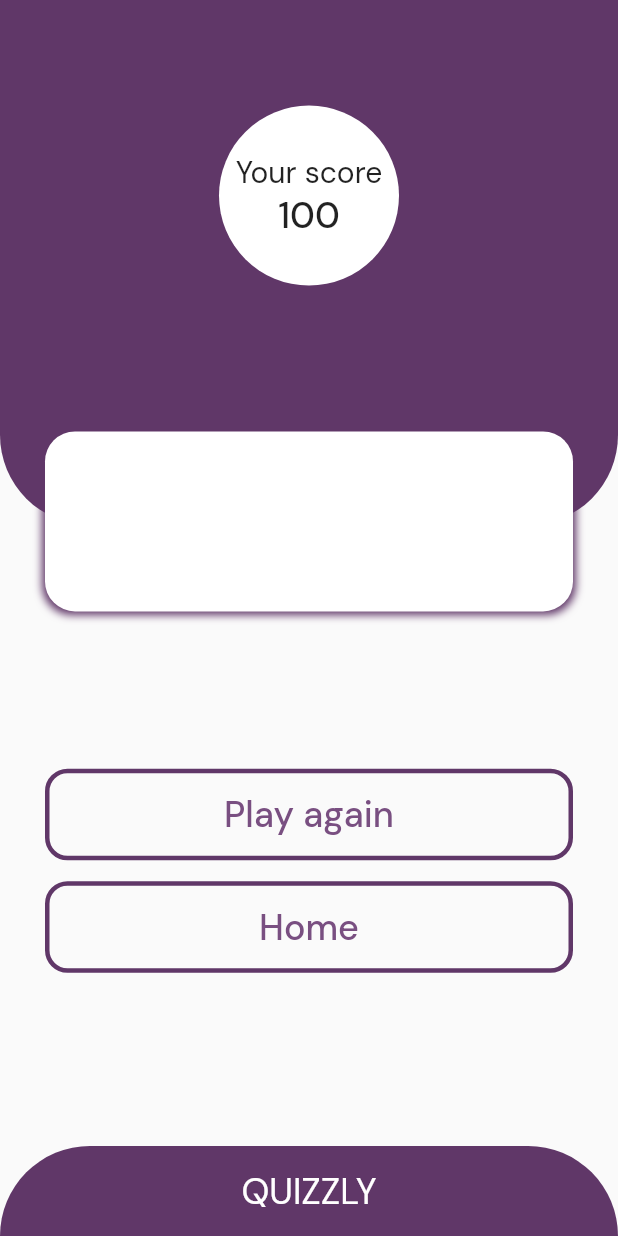
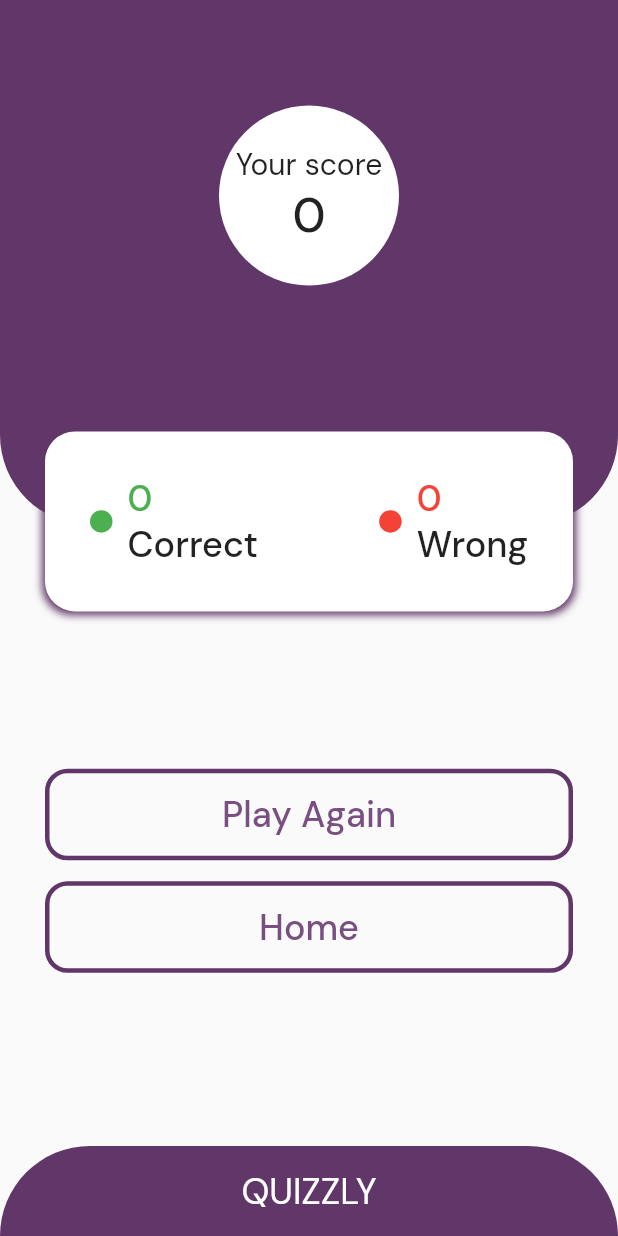
Before and after one commit to toxirjon96/quizzly_app, a Flutter app: the ResultPage screen opened directly with empty values, on a phone screen of 412 x 824 dp. Run offline on Flutter 3.47's test engine with Material 2 defaults, Android fonts, the phone set to English and light mode, and no system bars.

Commit message:
app modified

```diff
--- a/lib/quzzy_app_library.dart
+++ b/lib/quzzy_app_library.dart
@@ -29,3 +29,8 @@ export 'package:quizzy_app/src/pages/quiz_page/widget/bottom_container.dart';
 export 'package:quizzy_app/src/pages/quiz_page/widget/result_container.dart';
 
 export 'package:quizzy_app/src/pages/result_page/result_page.dart';
+export 'package:quizzy_app/src/pages/result_page/widget/header.dart';
+export 'package:quizzy_app/src/pages/result_page/widget/quiz_result_container.dart';
+export 'package:quizzy_app/src/pages/result_page/widget/task_button.dart';
+export 'package:quizzy_app/src/pages/result_page/widget/total_score_container.dart';
+export 'package:quizzy_app/src/pages/result_page/widget/button_container.dart';
--- a/lib/src/pages/quiz_page/quiz_page.dart
+++ b/lib/src/pages/quiz_page/quiz_page.dart
@@ -51,6 +51,8 @@ class _QuizPageState extends State<QuizPage> {
         MaterialPageRoute(
           builder: (ctx) => ResultPage(
             level: widget.level,
+            correctAnswer: controller.correctAnswerCount,
+            wrongAnswer: controller.incorrectAnswerCount,
           ),
         ),
       );
--- a/lib/src/pages/result_page/result_page.dart
+++ b/lib/src/pages/result_page/result_page.dart
@@ -2,9 +2,13 @@ import 'package:quizzy_app/quzzy_app_library.dart';
 
 class ResultPage extends StatelessWidget {
   const ResultPage({
+    required this.correctAnswer,
+    required this.wrongAnswer,
     required this.level,
     super.key,
   });
+  final int correctAnswer;
+  final int wrongAnswer;
 
   final AppLevel level;
 
@@ -13,151 +17,13 @@ class ResultPage extends StatelessWidget {
     return Scaffold(
       body: Stack(
         children: [
-          Align(
-            alignment: Alignment.topCenter,
-            child: Container(
-              height: 350,
-              width: double.infinity,
-              decoration: BoxDecoration(
-                  borderRadius: const BorderRadius.only(
-                    bottomLeft: Radius.circular(60),
-                    bottomRight: Radius.circular(60),
-                  ),
-                  color: Theme.of(context).colorScheme.onPrimaryContainer),
-            ),
+          const Header(),
+          TotalScoreContainer(totalScore: correctAnswer * 10),
+          QuizResultContainer(
+            correctAnswerCount: correctAnswer,
+            wrongAnswerCount: wrongAnswer,
           ),
-          Align(
-            alignment: const Alignment(0, -0.8),
-            child: Container(
-              width: 120,
-              height: 120,
-              decoration: BoxDecoration(
-                shape: BoxShape.circle,
-                color: Theme.of(context).colorScheme.onSecondary,
-              ),
-              child: const Column(
-                mainAxisAlignment: MainAxisAlignment.center,
-                children: [
-                  Text(
-                    "Your score",
-                    style: TextStyle(
-                      fontWeight: FontWeight.w400,
-                      fontSize: 20,
-                    ),
-                  ),
-                  Text(
-                    "100",
-                    style: TextStyle(
-                      fontWeight: FontWeight.w500,
-                      fontSize: 24,
-                    ),
-                  ),
-                ],
-              ),
-            ),
-          ),
-          Align(
-            alignment: const Alignment(0, -0.2),
-            child: Container(
-              margin: const EdgeInsets.all(30),
-              width: double.infinity,
-              height: 120,
-              decoration: BoxDecoration(
-                color: Theme.of(context).colorScheme.onSecondary,
-                borderRadius: const BorderRadius.all(
-                  Radius.circular(20),
-                ),
-                boxShadow: [
-                  BoxShadow(
-                    color: Theme.of(context).colorScheme.onPrimaryContainer,
-                    blurRadius: 4,
-                    spreadRadius: 2,
-                  ),
-                ],
-              ),
-            ),
-          ),
-          Align(
-            alignment: const Alignment(0, 0.5),
-            child: Container(
-              height: 150,
-              padding: const EdgeInsets.symmetric(horizontal: 30),
-              child: Column(
-                mainAxisAlignment: MainAxisAlignment.spaceAround,
-                crossAxisAlignment: CrossAxisAlignment.stretch,
-                children: [
-                  OutlinedButton(
-                    onPressed: () {
-                      Navigator.push(
-                        context,
-                        MaterialPageRoute(
-                          builder: (context) => QuizPage(level: level),
-                        ),
-                      );
-                    },
-                    style: OutlinedButton.styleFrom(
-                      padding: const EdgeInsets.symmetric(
-                        horizontal: 100,
-                        vertical: 15,
-                      ),
-                      side: BorderSide(
-                        width: 3.0,
-                        color: Theme.of(context).colorScheme.onPrimaryContainer,
-                      ),
-                      shape: RoundedRectangleBorder(
-                        borderRadius: BorderRadius.circular(15),
-                        side: BorderSide(
-                          width: 4,
-                          color: Theme.of(context).colorScheme.primaryContainer,
-                        ),
-                      ),
-                    ),
-                    child: const Text(
-                      "Play again",
-                      style: TextStyle(
-                        fontWeight: FontWeight.w500,
-                        fontSize: 24,
-                      ),
-                    ),
-                  ),
-                  OutlinedButton(
-                    onPressed: () {
-                      Navigator.push(
-                        context,
-                        MaterialPageRoute(
-                          builder: (context) => const HomePage(),
-                        ),
-                      );
-                    },
-                    style: OutlinedButton.styleFrom(
-                      padding: const EdgeInsets.symmetric(
-                        horizontal: 100,
-                        vertical: 15,
-                      ),
-                      side: BorderSide(
-                        width: 3.0,
-                        color: Theme.of(context).colorScheme.onPrimaryContainer,
-                      ),
-                      shape: RoundedRectangleBorder(
-                        borderRadius: BorderRadius.circular(15),
-                        side: BorderSide(
-                          width: 4,
-                          color: Theme.of(context).colorScheme.primaryContainer,
-                        ),
-                      ),
-                    ),
-                    child: const Text(
-                      "Home",
-                      style: TextStyle(
-                        fontWeight: FontWeight.w500,
-                        fontSize: 24,
-                      ),
-                    ),
-                  ),
-                ],
-              ),
-            ),
-          ),
+          ButtonContainer(level: level),
           const BottomContainer(),
         ],
       ),
--- /dev/null
+++ b/lib/src/pages/result_page/widget/button_container.dart
@@ -0,0 +1,49 @@
+import 'package:quizzy_app/quzzy_app_library.dart';
+
+class ButtonContainer extends StatelessWidget {
+  const ButtonContainer({
+    required this.level,
+    super.key,
+  });
+
+  final AppLevel level;
+
+  @override
+  Widget build(BuildContext context) {
+    return Align(
+      alignment: const Alignment(0, 0.5),
+      child: Container(
+        height: 150,
+        padding: const EdgeInsets.symmetric(horizontal: 30),
+        child: Column(
+          mainAxisAlignment: MainAxisAlignment.spaceAround,
+          crossAxisAlignment: CrossAxisAlignment.stretch,
+          children: [
+            TaskButton(
+              onPressed: () {
+                Navigator.push(
+                  context,
+                  MaterialPageRoute(
+                    builder: (context) => QuizPage(level: level),
+                  ),
+                );
+              },
+              text: "Play Again",
+            ),
+            TaskButton(
+              onPressed: () {
+                Navigator.push(
+                  context,
+                  MaterialPageRoute(
+                    builder: (context) => const HomePage(),
+                  ),
+                );
+              },
+              text: "Home",
+            ),
+          ],
+        ),
+      ),
+    );
+  }
+}
--- /dev/null
+++ b/lib/src/pages/result_page/widget/header.dart
@@ -0,0 +1,23 @@
+import 'package:quizzy_app/quzzy_app_library.dart';
+
+class Header extends StatelessWidget {
+  const Header({super.key});
+
+  @override
+  Widget build(BuildContext context) {
+    return Align(
+      alignment: Alignment.topCenter,
+      child: Container(
+        height: 350,
+        width: double.infinity,
+        decoration: BoxDecoration(
+          borderRadius: const BorderRadius.only(
+            bottomLeft: Radius.circular(60),
+            bottomRight: Radius.circular(60),
+          ),
+          color: Theme.of(context).colorScheme.onPrimaryContainer,
+        ),
+      ),
+    );
+  }
+}
--- /dev/null
+++ b/lib/src/pages/result_page/widget/quiz_result_container.dart
@@ -0,0 +1,111 @@
+import 'package:quizzy_app/quzzy_app_library.dart';
+
+class QuizResultContainer extends StatelessWidget {
+  const QuizResultContainer({
+    required this.correctAnswerCount,
+    required this.wrongAnswerCount,
+    super.key,
+  });
+
+  final int correctAnswerCount;
+  final int wrongAnswerCount;
+
+  @override
+  Widget build(BuildContext context) {
+    return Align(
+      alignment: const Alignment(0, -0.2),
+      child: Container(
+        margin: const EdgeInsets.all(30),
+        padding: const EdgeInsets.symmetric(horizontal: 30),
+        width: double.infinity,
+        height: 120,
+        decoration: BoxDecoration(
+          color: Theme.of(context).colorScheme.onSecondary,
+          borderRadius: const BorderRadius.all(
+            Radius.circular(20),
+          ),
+          boxShadow: [
+            BoxShadow(
+              color: Theme.of(context).colorScheme.onPrimaryContainer,
+              blurRadius: 4,
+              spreadRadius: 2,
+            ),
+          ],
+        ),
+        child: Row(
+          mainAxisAlignment: MainAxisAlignment.spaceBetween,
+          children: [
+            Row(
+              children: [
+                Container(
+                  height: 15,
+                  width: 15,
+                  decoration: const BoxDecoration(
+                    shape: BoxShape.circle,
+                    color: Colors.green,
+                  ),
+                ),
+                const SizedBox(width: 10),
+                Column(
+                  mainAxisAlignment: MainAxisAlignment.center,
+                  crossAxisAlignment: CrossAxisAlignment.start,
+                  children: [
+                    Text(
+                      "$correctAnswerCount",
+                      style: const TextStyle(
+                        color: Colors.green,
+                        fontWeight: FontWeight.w500,
+                        fontSize: 24,
+                      ),
+                    ),
+                    const Text(
+                      "Correct",
+                      style: TextStyle(
+                        fontWeight: FontWeight.w500,
+                        fontSize: 24,
+                      ),
+                    ),
+                  ],
+                ),
+              ],
+            ),
+            Row(
+              children: [
+                Container(
+                  height: 15,
+                  width: 15,
+                  decoration: const BoxDecoration(
+                    shape: BoxShape.circle,
+                    color: Colors.red,
+                  ),
+                ),
+                const SizedBox(width: 10),
+                Column(
+                  mainAxisAlignment: MainAxisAlignment.center,
+                  crossAxisAlignment: CrossAxisAlignment.start,
+                  children: [
+                    Text(
+                      "$wrongAnswerCount",
+                      style: const TextStyle(
+                        color: Colors.red,
+                        fontWeight: FontWeight.w500,
+                        fontSize: 24,
+                      ),
+                    ),
+                    const Text(
+                      "Wrong",
+                      style: TextStyle(
+                        fontWeight: FontWeight.w500,
+                        fontSize: 24,
+                      ),
+                    ),
+                  ],
+                ),
+              ],
+            ),
+          ],
+        ),
+      ),
+    );
+  }
+}
--- /dev/null
+++ b/lib/src/pages/result_page/widget/task_button.dart
@@ -0,0 +1,43 @@
+import 'package:quizzy_app/quzzy_app_library.dart';
+
+class TaskButton extends StatelessWidget {
+  const TaskButton({
+    required this.onPressed,
+    required this.text,
+    super.key,
+  });
+
+  final String text;
+  final void Function() onPressed;
+
+  @override
+  Widget build(BuildContext context) {
+    return OutlinedButton(
+      onPressed: onPressed,
+      style: OutlinedButton.styleFrom(
+        padding: const EdgeInsets.symmetric(
+          horizontal: 100,
+          vertical: 15,
+        ),
+        side: BorderSide(
+          width: 3.0,
+          color: Theme.of(context).colorScheme.onPrimaryContainer,
+        ),
+        shape: RoundedRectangleBorder(
+          borderRadius: BorderRadius.circular(15),
+          side: BorderSide(
+            width: 4,
+            color: Theme.of(context).colorScheme.primaryContainer,
+          ),
+        ),
+      ),
+      child: Text(
+        text,
+        style: const TextStyle(
+          fontWeight: FontWeight.w500,
+          fontSize: 24,
+        ),
+      ),
+    );
+  }
+}
--- /dev/null
+++ b/lib/src/pages/result_page/widget/total_score_container.dart
@@ -0,0 +1,44 @@
+import 'package:quizzy_app/quzzy_app_library.dart';
+
+class TotalScoreContainer extends StatelessWidget {
+  const TotalScoreContainer({
+    required this.totalScore,
+    super.key,
+  });
+
+  final int totalScore;
+
+  @override
+  Widget build(BuildContext context) {
+    return Align(
+      alignment: const Alignment(0, -0.8),
+      child: Container(
+        width: 120,
+        height: 120,
+        decoration: BoxDecoration(
+          shape: BoxShape.circle,
+          color: Theme.of(context).colorScheme.onSecondary,
+        ),
+        child: Column(
+          mainAxisAlignment: MainAxisAlignment.center,
+          children: [
+            const Text(
+              "Your score",
+              style: TextStyle(
+                fontWeight: FontWeight.w400,
+                fontSize: 20,
+              ),
+            ),
+            Text(
+              "$totalScore",
+              style: const TextStyle(
+                fontWeight: FontWeight.w500,
+                fontSize: 32,
+              ),
+            ),
+          ],
+        ),
+      ),
+    );
+  }
+}
```
